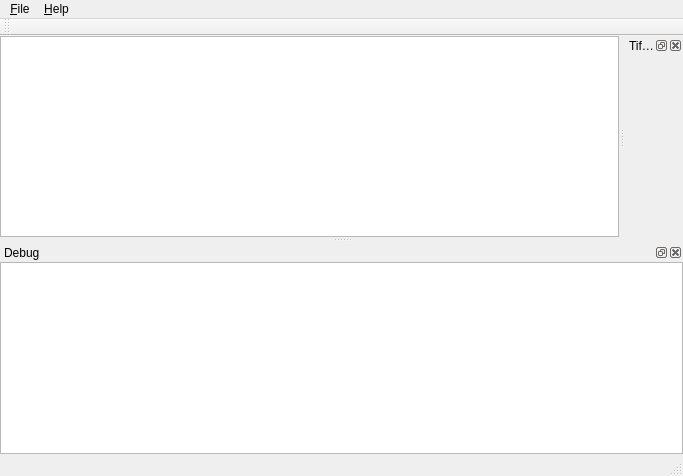
Before: the Qt Designer form src/mainwindow.ui in dbzhang800/QtTiffTagViewer, drawn with Qt 5.
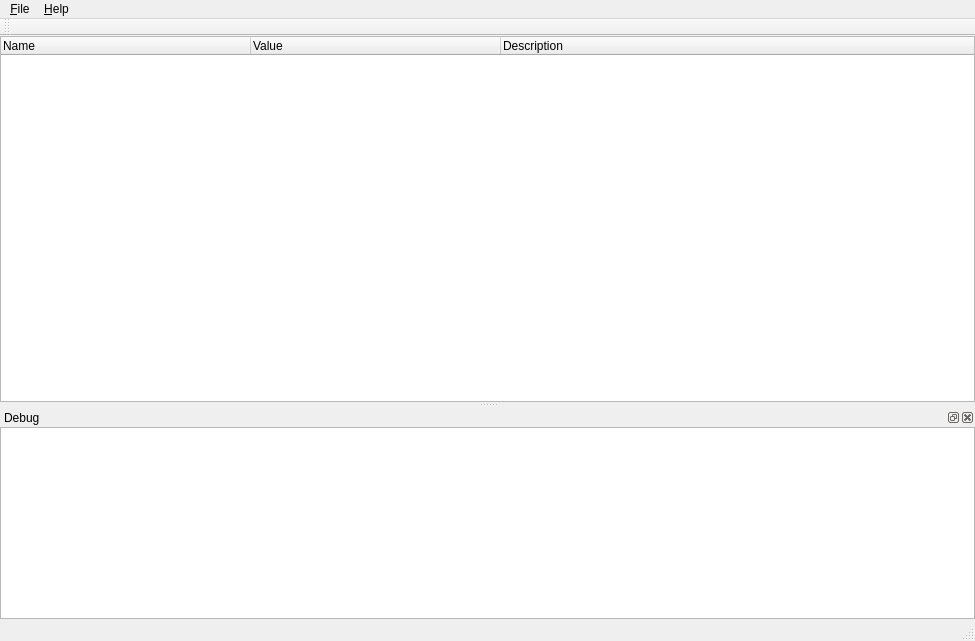
After: the same form once the commit is applied.

Commit message: tiff tags reader: TiffFile

What changed in the file:
```diff
--- a/src/mainwindow.ui
+++ b/src/mainwindow.ui
@@ -6,8 +6,8 @@
    <rect>
     <x>0</x>
     <y>0</y>
-    <width>683</width>
-    <height>476</height>
+    <width>975</width>
+    <height>641</height>
    </rect>
   </property>
   <property name="windowTitle">
@@ -28,10 +28,28 @@
      <number>0</number>
     </property>
     <item>
-     <widget class="QTreeView" name="treeView">
+     <widget class="QTreeWidget" name="treeWidget">
       <property name="alternatingRowColors">
        <bool>true</bool>
       </property>
+      <attribute name="headerDefaultSectionSize">
+       <number>250</number>
+      </attribute>
+      <column>
+       <property name="text">
+        <string>Name</string>
+       </property>
+      </column>
+      <column>
+       <property name="text">
+        <string>Value</string>
+       </property>
+      </column>
+      <column>
+       <property name="text">
+        <string>Description</string>
+       </property>
+      </column>
      </widget>
     </item>
    </layout>
@@ -41,7 +59,7 @@
     <rect>
      <x>0</x>
      <y>0</y>
-     <width>683</width>
+     <width>975</width>
      <height>23</height>
     </rect>
    </property>
@@ -71,15 +89,6 @@
    </attribute>
   </widget>
   <widget class="QStatusBar" name="statusBar"/>
-  <widget class="QDockWidget" name="dockWidget">
-   <property name="windowTitle">
-    <string>Tiff Information</string>
-   </property>
-   <attribute name="dockWidgetArea">
-    <number>2</number>
-   </attribute>
-   <widget class="QWidget" name="dockWidgetContents"/>
-  </widget>
   <widget class="QDockWidget" name="dockWidget_2">
    <property name="windowTitle">
     <string>Debug</string>
```
The commit also changes 5 other files.
